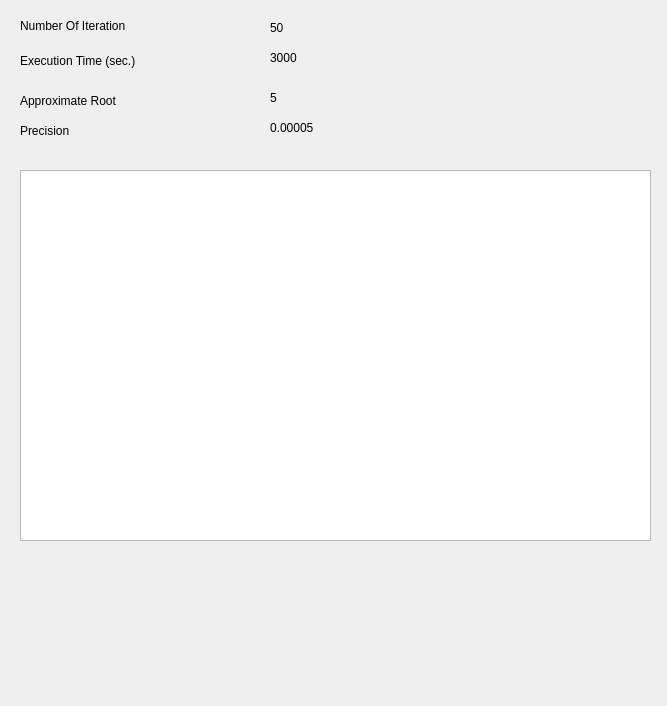
This is UserInterfaces/output.ui in MOHAND99/Finding-Roots as Qt 5 draws it before an edit. The edited form follows.
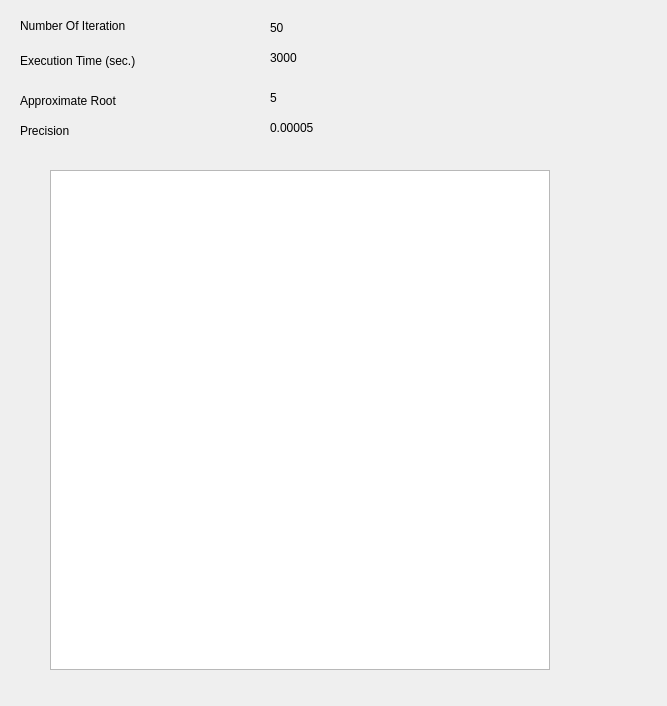
This is the edited form.

What changed in the file:
```diff
--- a/UserInterfaces/output.ui
+++ b/UserInterfaces/output.ui
@@ -21,7 +21,7 @@
     <rect>
      <x>20</x>
      <y>10</y>
-     <width>141</width>
+     <width>200</width>
      <height>31</height>
     </rect>
    </property>
@@ -86,7 +86,7 @@
     <rect>
      <x>270</x>
      <y>90</y>
-     <width>55</width>
+     <width>200</width>
      <height>16</height>
     </rect>
    </property>
@@ -99,7 +99,7 @@
     <rect>
      <x>20</x>
      <y>120</y>
-     <width>141</width>
+     <width>200</width>
      <height>21</height>
     </rect>
    </property>
@@ -112,7 +112,7 @@
     <rect>
      <x>270</x>
      <y>120</y>
-     <width>55</width>
+     <width>200</width>
      <height>16</height>
     </rect>
    </property>
@@ -120,13 +120,13 @@
     <string>0.00005</string>
    </property>
   </widget>
-  <widget class="QTableView" name="tabel_iteration">
+  <widget class="QTableWidget" name="tabel_iteration">
    <property name="geometry">
     <rect>
-     <x>20</x>
+     <x>50</x>
      <y>170</y>
-     <width>631</width>
-     <height>371</height>
+     <width>500</width>
+     <height>500</height>
     </rect>
    </property>
   </widget>
```
